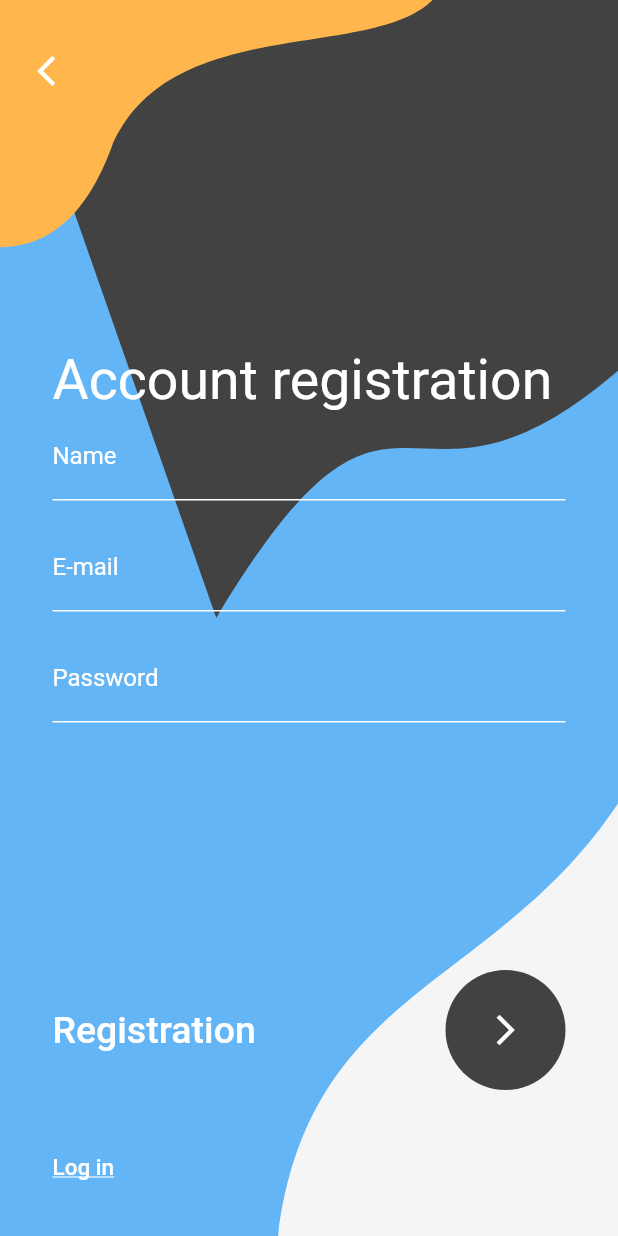
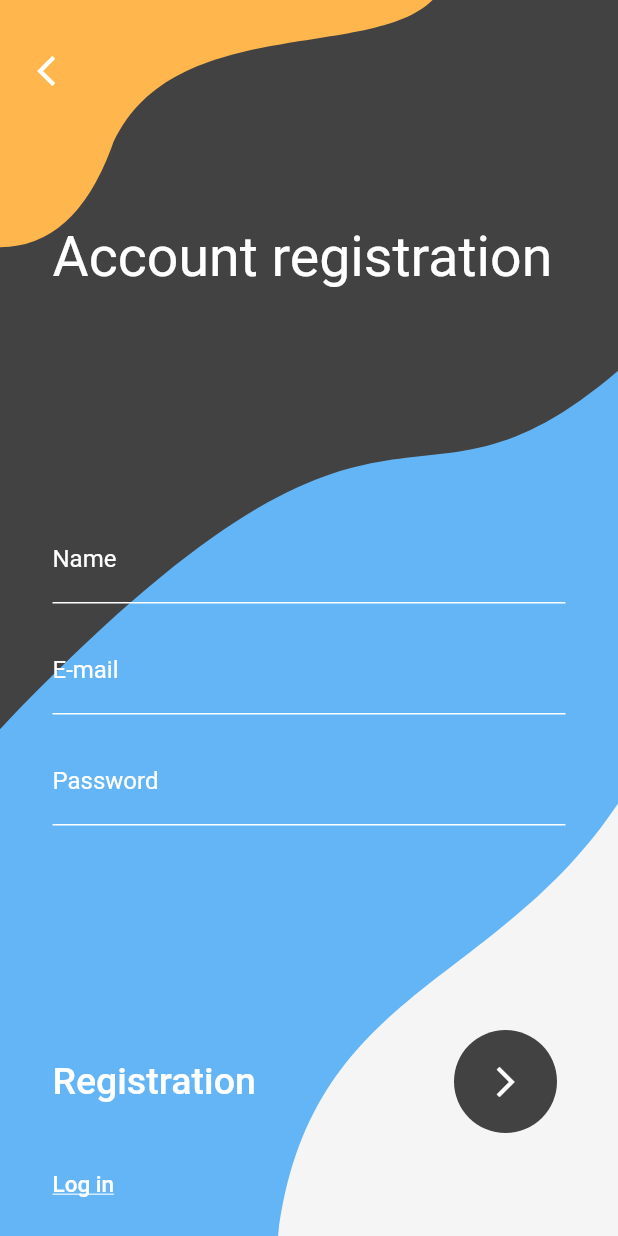
Before and after one commit to 8DietmarBarbarossa8/SignInApp, a Flutter app: the screen it shows after launch, after a tap on the "arrow forward ios" icon, on a phone screen of 412 x 824 dp. Run offline on Flutter 3.47's test engine with Material 2 defaults, Android fonts, the phone set to English and light mode, and no system bars.

Commit message:
small changes

```diff
--- /dev/null
+++ b/lib/background/signin.dart
@@ -0,0 +1,47 @@
+import 'package:flutter/material.dart';
+
+class BackgroundSignIn extends CustomPainter {
+  @override
+  void paint(Canvas canvas, Size size) {
+    double sw = size.width;
+    double sh = size.height;
+    Paint paint = Paint();
+
+    Path mainBackground = Path();
+    mainBackground.addRect(Rect.fromLTRB(0, 0, sw, sh));
+    paint.color = Colors.grey.shade100;
+    canvas.drawPath(mainBackground, paint);
+
+    Path blueWave = Path();
+    blueWave.lineTo(sw, 0);
+    blueWave.lineTo(sw, sh * 0.5);
+    blueWave.quadraticBezierTo(sw * 0.5, sh * 0.45, sw * 0.2, 0);
+    blueWave.close();
+    paint.color = Colors.blue.shade300;
+    canvas.drawPath(blueWave, paint);
+
+    Path greyWave = Path();
+    greyWave.lineTo(sw, 0);
+    greyWave.lineTo(sw, sh * 0.1);
+    greyWave.cubicTo(
+        sw * 0.95, sh * 0.15, sw * 0.65, sh * 0.15, sw * 0.6, sh * 0.38);
+    greyWave.cubicTo(sw * 0.52, sh * 0.52, sw * 0.05, sh * 0.45, 0, sh * 0.4);
+    greyWave.close();
+    paint.color = Colors.grey.shade800;
+    canvas.drawPath(greyWave, paint);
+
+    Path yellowWave = Path();
+    yellowWave.lineTo(sw * 0.7, 0);
+    yellowWave.cubicTo(
+        sw * 0.6, sh * 0.05, sw * 0.27, sh * 0.01, sw * 0.18, sh * 0.12);
+    yellowWave.quadraticBezierTo(sw * 0.12, sh * 0.2, 0, sh * 0.2);
+    yellowWave.close();
+    paint.color = Colors.orange.shade300;
+    canvas.drawPath(yellowWave, paint);
+  }
+
+  @override
+  bool shouldRepaint(covariant CustomPainter oldDelegate) {
+    return oldDelegate != this;
+  }
+}
--- /dev/null
+++ b/lib/background/signup.dart
@@ -0,0 +1,47 @@
+import 'package:flutter/material.dart';
+
+class BackgroundSignUp extends CustomPainter {
+  @override
+  void paint(Canvas canvas, Size size) {
+    double sw = size.width;
+    double sh = size.height;
+    Paint paint = Paint();
+
+    Path mainBackground = Path();
+    mainBackground.addRect(Rect.fromLTRB(0, 0, sw, sh));
+    paint.color = Colors.grey.shade100;
+    canvas.drawPath(mainBackground, paint);
+
+    Path blueWave = Path();
+    blueWave.lineTo(sw, 0);
+    blueWave.lineTo(sw, sh * 0.65);
+    blueWave.cubicTo(sw * 0.8, sh * 0.8, sw * 0.5, sh * 0.8, sw * 0.45, sh);
+    blueWave.lineTo(0, sh);
+    blueWave.close();
+    paint.color = Colors.blue.shade300;
+    canvas.drawPath(blueWave, paint);
+
+    Path greyWave = Path();
+    greyWave.lineTo(sw, 0);
+    greyWave.lineTo(sw, sh * 0.3);
+    greyWave.cubicTo(
+        sw * 0.65, sh * 0.45, sw * 0.65, sh * 0.25, sw * -0.00, sh * 0.59);
+    greyWave.close();
+    paint.color = Colors.grey.shade800;
+    canvas.drawPath(greyWave, paint);
+
+    Path yellowWave = Path();
+    yellowWave.lineTo(sw * 0.7, 0);
+    yellowWave.cubicTo(
+        sw * 0.6, sh * 0.05, sw * 0.27, sh * 0.01, sw * 0.18, sh * 0.12);
+    yellowWave.quadraticBezierTo(sw * 0.12, sh * 0.2, 0, sh * 0.2);
+    yellowWave.close();
+    paint.color = Colors.orange.shade300;
+    canvas.drawPath(yellowWave, paint);
+  }
+
+  @override
+  bool shouldRepaint(covariant CustomPainter oldDelegate) {
+    return oldDelegate != this;
+  }
+}
--- a/lib/main.dart
+++ b/lib/main.dart
@@ -1,7 +1,17 @@
 import 'package:flutter/material.dart';
-import 'package:sign_in_application/signup.dart';
+import 'package:flutter/services.dart';
+import 'pages/login_page.dart';
 
-main() => runApp(const LogInApp());
+void main() {
+  WidgetsFlutterBinding.ensureInitialized();
+
+  SystemChrome.setPreferredOrientations([
+    DeviceOrientation.portraitUp,
+    DeviceOrientation.portraitDown,
+  ]);
+
+  runApp(const LogInApp());
+}
 
 class LogInApp extends StatelessWidget {
   const LogInApp({Key? key}) : super(key: key);
@@ -14,170 +24,3 @@ class LogInApp extends StatelessWidget {
     );
   }
 }
-
-class LoginPage extends StatefulWidget {
-  const LoginPage({Key? key}) : super(key: key);
-
-  @override
-  State<LoginPage> createState() => _LoginPageState();
-}
-
-class _LoginPageState extends State<LoginPage> {
-  @override
-  Widget build(BuildContext context) {
-    return Scaffold(
-      body: CustomPaint(
-        painter: BackgroundSignIn(),
-        child: Stack(
-          children: [
-            Padding(
-                padding: const EdgeInsets.symmetric(horizontal: 35),
-                child: Column(
-                  children: [
-                    _getHeader(),
-                    _getInputs(),
-                    _getSignIn(),
-                    _getBottomRow()
-                  ],
-                ))
-          ],
-        ),
-      ),
-    );
-  }
-
-  Expanded _getHeader() {
-    return Expanded(
-      flex: 3,
-      child: Container(
-        alignment: Alignment.bottomLeft,
-        child: const Text("Welcome",
-            style: TextStyle(color: Colors.white, fontSize: 37)),
-      ),
-    );
-  }
-
-  Expanded _getInputs() {
-    return Expanded(
-      flex: 2,
-      child: Column(
-        mainAxisAlignment: MainAxisAlignment.end,
-        children: const [
-          TextField(
-            decoration: InputDecoration(labelText: "Email"),
-          ),
-          SizedBox(
-            height: 15,
-          ),
-          TextField(
-            decoration: InputDecoration(labelText: "Password"),
-          )
-        ],
-      ),
-    );
-  }
-
-  Expanded _getSignIn() {
-    return Expanded(
-      flex: 2,
-      child: Row(
-        mainAxisAlignment: MainAxisAlignment.spaceBetween,
-        children: [
-          const Text("Log in",
-              style: TextStyle(fontSize: 25, fontWeight: FontWeight.w500)),
-          GestureDetector(
-            onTap: () {
-              Navigator.push(context,
-                  MaterialPageRoute(builder: (context) => const SignUpPage()));
-            },
-            child: CircleAvatar(
-              backgroundColor: Colors.grey.shade800,
-              radius: 40,
-              child: const Icon(
-                Icons.arrow_forward_ios,
-                color: Colors.white,
-              ),
-            ),
-          )
-        ],
-      ),
-    );
-  }
-
-  Expanded _getBottomRow() {
-    return Expanded(
-      flex: 1,
-      child: Row(
-        mainAxisAlignment: MainAxisAlignment.spaceBetween,
-        children: [
-          GestureDetector(
-            onTap: () {
-              Navigator.push(context,
-                  MaterialPageRoute(builder: (context) => const SignUpPage()));
-            },
-            child: const Text(
-              "Registration",
-              style: TextStyle(
-                  fontSize: 15,
-                  fontWeight: FontWeight.w500,
-                  decoration: TextDecoration.underline),
-            ),
-          ),
-          const Text(
-            "Forget password?",
-            style: TextStyle(
-                fontSize: 15,
-                fontWeight: FontWeight.w500,
-                decoration: TextDecoration.underline),
-          )
-        ],
-      ),
-    );
-  }
-}
-
-class BackgroundSignIn extends CustomPainter {
-  @override
-  void paint(Canvas canvas, Size size) {
-    double sw = size.width;
-    double sh = size.height;
-    Paint paint = Paint();
-
-    Path mainBackground = Path();
-    mainBackground.addRect(Rect.fromLTRB(0, 0, sw, sh));
-    paint.color = Colors.grey.shade100;
-    canvas.drawPath(mainBackground, paint);
-
-    Path blueWave = Path();
-    blueWave.lineTo(sw, 0);
-    blueWave.lineTo(sw, sh * 0.5);
-    blueWave.quadraticBezierTo(sw * 0.5, sh * 0.45, sw * 0.2, 0);
-    blueWave.close();
-    paint.color = Colors.blue.shade300;
-    canvas.drawPath(blueWave, paint);
-
-    Path greyWave = Path();
-    greyWave.lineTo(sw, 0);
-    greyWave.lineTo(sw, sh * 0.1);
-    greyWave.cubicTo(
-        sw * 0.95, sh * 0.15, sw * 0.65, sh * 0.15, sw * 0.6, sh * 0.38);
-    greyWave.cubicTo(sw * 0.52, sh * 0.52, sw * 0.05, sh * 0.45, 0, sh * 0.4);
-    greyWave.close();
-    paint.color = Colors.grey.shade800;
-    canvas.drawPath(greyWave, paint);
-
-    Path yellowWave = Path();
-    yellowWave.lineTo(sw * 0.7, 0);
-    yellowWave.cubicTo(
-        sw * 0.6, sh * 0.05, sw * 0.27, sh * 0.01, sw * 0.18, sh * 0.12);
-    yellowWave.quadraticBezierTo(sw * 0.12, sh * 0.2, 0, sh * 0.2);
-    yellowWave.close();
-    paint.color = Colors.orange.shade300;
-    canvas.drawPath(yellowWave, paint);
-  }
-
-  @override
-  bool shouldRepaint(covariant CustomPainter oldDelegate) {
-    return oldDelegate != this;
-  }
-}
--- /dev/null
+++ b/lib/pages/login_page.dart
@@ -0,0 +1,141 @@
+import 'package:flutter/material.dart';
+
+import '../background/signin.dart';
+import 'signup_page.dart';
+
+class LoginPage extends StatefulWidget {
+  const LoginPage({Key? key}) : super(key: key);
+
+  @override
+  State<LoginPage> createState() => _LoginPageState();
+}
+
+class _LoginPageState extends State<LoginPage> {
+  @override
+  Widget build(BuildContext context) {
+    return Scaffold(
+      body: CustomPaint(
+        painter: BackgroundSignIn(),
+        child: Stack(
+          children: [
+            Padding(
+                padding: const EdgeInsets.symmetric(horizontal: 35),
+                child: Column(
+                  children: [
+                    _getHeader(),
+                    _getInputs(),
+                    _getSignIn(),
+                    _getBottomRow()
+                  ],
+                ))
+          ],
+        ),
+      ),
+    );
+  }
+
+  Expanded _getHeader() {
+    return Expanded(
+      flex: 4,
+      child: Container(
+        alignment: Alignment.bottomLeft,
+        child: const Text("Welcome",
+            style: TextStyle(color: Colors.white, fontSize: 37)),
+      ),
+    );
+  }
+
+  Expanded _getInputs() {
+    return Expanded(
+      flex: 5,
+      child: Column(
+        mainAxisAlignment: MainAxisAlignment.end,
+        children: [
+          TextField(
+            cursorColor: Colors.black,
+            decoration: _decor('Email'),
+          ),
+          const SizedBox(
+            height: 15,
+          ),
+          TextField(
+            cursorColor: Colors.black,
+            decoration: _decor('Password'),
+          )
+        ],
+      ),
+    );
+  }
+
+  InputDecoration _decor(String lable) {
+    return InputDecoration(
+      labelText: lable,
+      focusedBorder: const UnderlineInputBorder(
+        borderSide: BorderSide(
+          color: Colors.black,
+        ),
+      ),
+      floatingLabelStyle: const TextStyle(
+        color: Colors.black,
+      ),
+    );
+  }
+
+  Expanded _getSignIn() {
+    return Expanded(
+      flex: 3,
+      child: Row(
+        mainAxisAlignment: MainAxisAlignment.spaceBetween,
+        children: [
+          const Text("Log in",
+              style: TextStyle(fontSize: 25, fontWeight: FontWeight.w500)),
+          GestureDetector(
+            onTap: () {
+              Navigator.push(context,
+                  MaterialPageRoute(builder: (context) => const SignUpPage()));
+            },
+            child: CircleAvatar(
+              backgroundColor: Colors.grey.shade800,
+              radius: 40,
+              child: const Icon(
+                Icons.arrow_forward_ios,
+                color: Colors.white,
+              ),
+            ),
+          )
+        ],
+      ),
+    );
+  }
+
+  Expanded _getBottomRow() {
+    return Expanded(
+      flex: 1,
+      child: Row(
+        mainAxisAlignment: MainAxisAlignment.spaceBetween,
+        children: [
+          GestureDetector(
+            onTap: () {
+              Navigator.push(context,
+                  MaterialPageRoute(builder: (context) => const SignUpPage()));
+            },
+            child: const Text(
+              "Registration",
+              style: TextStyle(
+                  fontSize: 15,
+                  fontWeight: FontWeight.w500,
+                  decoration: TextDecoration.underline),
+            ),
+          ),
+          const Text(
+            "Forget password?",
+            style: TextStyle(
+                fontSize: 15,
+                fontWeight: FontWeight.w500,
+                decoration: TextDecoration.underline),
+          )
+        ],
+      ),
+    );
+  }
+}
--- a/lib/signup.dart
+++ b/lib/pages/signup_page.dart
@@ -1,5 +1,5 @@
 import 'package:flutter/material.dart';
-import 'main.dart';
+import 'package:sign_in_application/background/signup.dart';
 
 class SignUpPage extends StatefulWidget {
   const SignUpPage({Key? key}) : super(key: key);
@@ -40,9 +40,9 @@ class _SignUpPageState extends State<SignUpPage> {
 
   Expanded _getHeader() {
     return Expanded(
-      flex: 3,
+      flex: 5,
       child: Container(
-        alignment: Alignment.bottomLeft,
+        alignment: Alignment.centerLeft,
         child: const Text(
           "Account registration",
           style: TextStyle(color: Colors.white, fontSize: 37),
@@ -53,7 +53,7 @@ class _SignUpPageState extends State<SignUpPage> {
 
   Expanded _getInputs() {
     return Expanded(
-      flex: 4,
+      flex: 5,
       child: Column(
         mainAxisAlignment: MainAxisAlignment.start,
         children: [
@@ -76,11 +76,29 @@ class _SignUpPageState extends State<SignUpPage> {
 
   TextField _getTextField(String name) {
     return TextField(
+      style: const TextStyle(
+        color: Colors.white,
+      ),
+      cursorColor: Colors.white,
       decoration: InputDecoration(
-          enabledBorder: const UnderlineInputBorder(
-              borderSide: BorderSide(color: Colors.white)),
-          labelText: name,
-          labelStyle: const TextStyle(color: Colors.white)),
+        labelText: name,
+        enabledBorder: const UnderlineInputBorder(
+          borderSide: BorderSide(
+            color: Colors.white,
+          ),
+        ),
+        focusedBorder: const UnderlineInputBorder(
+          borderSide: BorderSide(
+            color: Colors.white,
+          ),
+        ),
+        floatingLabelStyle: const TextStyle(
+          color: Colors.white,
+        ),
+        labelStyle: const TextStyle(
+          color: Colors.white,
+        ),
+      ),
     );
   }
 
@@ -131,49 +149,3 @@ class _SignUpPageState extends State<SignUpPage> {
     Navigator.pop(context);
   }
 }
-
-class BackgroundSignUp extends CustomPainter {
-  @override
-  void paint(Canvas canvas, Size size) {
-    double sw = size.width;
-    double sh = size.height;
-    Paint paint = Paint();
-
-    Path mainBackground = Path();
-    mainBackground.addRect(Rect.fromLTRB(0, 0, sw, sh));
-    paint.color = Colors.grey.shade100;
-    canvas.drawPath(mainBackground, paint);
-
-    Path blueWave = Path();
-    blueWave.lineTo(sw, 0);
-    blueWave.lineTo(sw, sh * 0.65);
-    blueWave.cubicTo(sw * 0.8, sh * 0.8, sw * 0.5, sh * 0.8, sw * 0.45, sh);
-    blueWave.lineTo(0, sh);
-    blueWave.close();
-    paint.color = Colors.blue.shade300;
-    canvas.drawPath(blueWave, paint);
-
-    Path greyWave = Path();
-    greyWave.lineTo(sw, 0);
-    greyWave.lineTo(sw, sh * 0.3);
-    greyWave.cubicTo(
-        sw * 0.65, sh * 0.45, sw * 0.65, sh * 0.25, sw * 0.35, sh * 0.5);
-    greyWave.close();
-    paint.color = Colors.grey.shade800;
-    canvas.drawPath(greyWave, paint);
-
-    Path yellowWave = Path();
-    yellowWave.lineTo(sw * 0.7, 0);
-    yellowWave.cubicTo(
-        sw * 0.6, sh * 0.05, sw * 0.27, sh * 0.01, sw * 0.18, sh * 0.12);
-    yellowWave.quadraticBezierTo(sw * 0.12, sh * 0.2, 0, sh * 0.2);
-    yellowWave.close();
-    paint.color = Colors.orange.shade300;
-    canvas.drawPath(yellowWave, paint);
-  }
-
-  @override
-  bool shouldRepaint(covariant CustomPainter oldDelegate) {
-    return oldDelegate != this;
-  }
-}
```
